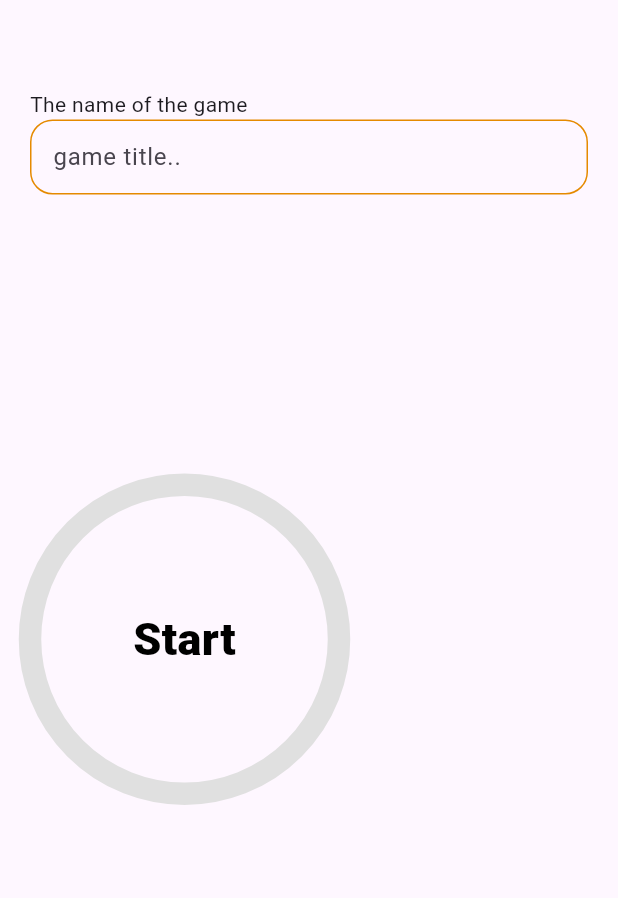
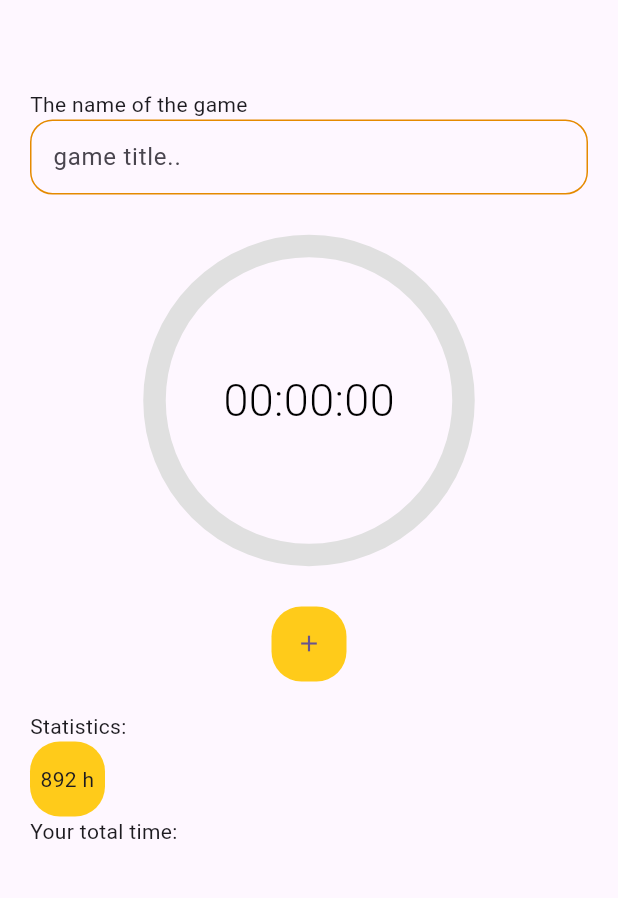
Before and after one commit to ismail036/Gamer_Diary, a Flutter app: the TimeTrackerBody widget shown alone on an empty page, opened directly, on a phone screen of 412 x 824 dp, the part 122-1020 px from its top. Run offline on Flutter 3.47's test engine with Material 3 defaults, Android fonts, the phone set to English and light mode, and no system bars; drawn by our look-alikes of circular_countdown_timer; our stand-ins replace dropdown_button2, flutter_expandable_fab, flutter_svg, image_picker, sqflite; accounts and stored records are empty.

Commit message:
Time Tracker page edited

```diff
--- a/lib/characterCardsAdd.dart
+++ b/lib/characterCardsAdd.dart
@@ -392,9 +392,14 @@ class _CharacterCardsAddBodyState extends State<CharacterCardsAddBody> {
 
                     SizedBox(height: 15,),
 
+
+
                   ]
             ),
           ),
     );
+
+
   }
+
 }
--- a/lib/timeTracker.dart
+++ b/lib/timeTracker.dart
@@ -1,5 +1,7 @@
+import 'package:flutter/cupertino.dart';
 import 'package:flutter/material.dart';
 import 'package:circular_countdown_timer/circular_countdown_timer.dart';
+import 'package:flutter/widgets.dart';
 
 
 class TimeTracker extends StatelessWidget {
@@ -69,22 +71,22 @@ class _TimeTrackerBodyState extends State<TimeTrackerBody> {
             ),
           ),
 
-          Expanded(
+          Center(
             child: CircularCountDownTimer(
-              duration: 100,
+                duration: 0,
                 initialDuration: 0,
                 controller: CountDownController(),
                 width: MediaQuery.of(context).size.width / 2,
-              height: MediaQuery.of(context).size.height / 2,
+                height: MediaQuery.of(context).size.height / 3,
                 ringColor: Colors.grey[300]!,
                 ringGradient: null,
-              fillColor: Colors.indigo,
+                fillColor: Colors.grey[300]!,
                 fillGradient: null,
                 backgroundGradient: null,
                 strokeWidth: 15.0,
                 strokeCap: StrokeCap.round,
                 textStyle: TextStyle(
-                  fontSize: 30.0, color: Colors.black, fontWeight: FontWeight.w900),
+                    fontSize: 30.0, color: Colors.black, fontWeight: FontWeight.w300),
                 textFormat: CountdownTextFormat.HH_MM_SS,
                 isReverse: false,
                 isReverseAnimation: false,
@@ -100,14 +102,42 @@ class _TimeTrackerBodyState extends State<TimeTrackerBody> {
                   print('Countdown Changed $timeStamp');
                 },
                 timeFormatterFunction: (defaultFormatterFunction, duration) {
-                if (duration.inSeconds == 0) {
-                  return "Start";
-                } else {
                     return Function.apply(defaultFormatterFunction, [duration]);
-                }
                 },
               ),
           ),
+
+          Center(
+            child: Container(
+              height: 50,
+              width: 50,
+              decoration: BoxDecoration(
+                  borderRadius: BorderRadius.circular(20),
+                  color: Color(0xffFFCB1A),
+              ),
+              child: TextButton(
+                onPressed: () {
+                  // Your onPressed logic here
+                },
+                child: Icon(
+                  Icons.add,
+                ),
+              ),
+            ),
+          ),
+          SizedBox(height: 20,),
+          Text("Statistics:"),
+          Container(
+            height: 50,
+            width: 50,
+            decoration: BoxDecoration(
+              borderRadius: BorderRadius.circular(20),
+              color: Color(0xffFFCB1A),
+            ),
+            child: Center(child: Text("892 h",textAlign: TextAlign.center,)),
+            ),
+          Text("Your total time:"),
+
         ],
       ),
     );
```
Lines whose indentation alone changed are shown as unchanged.
